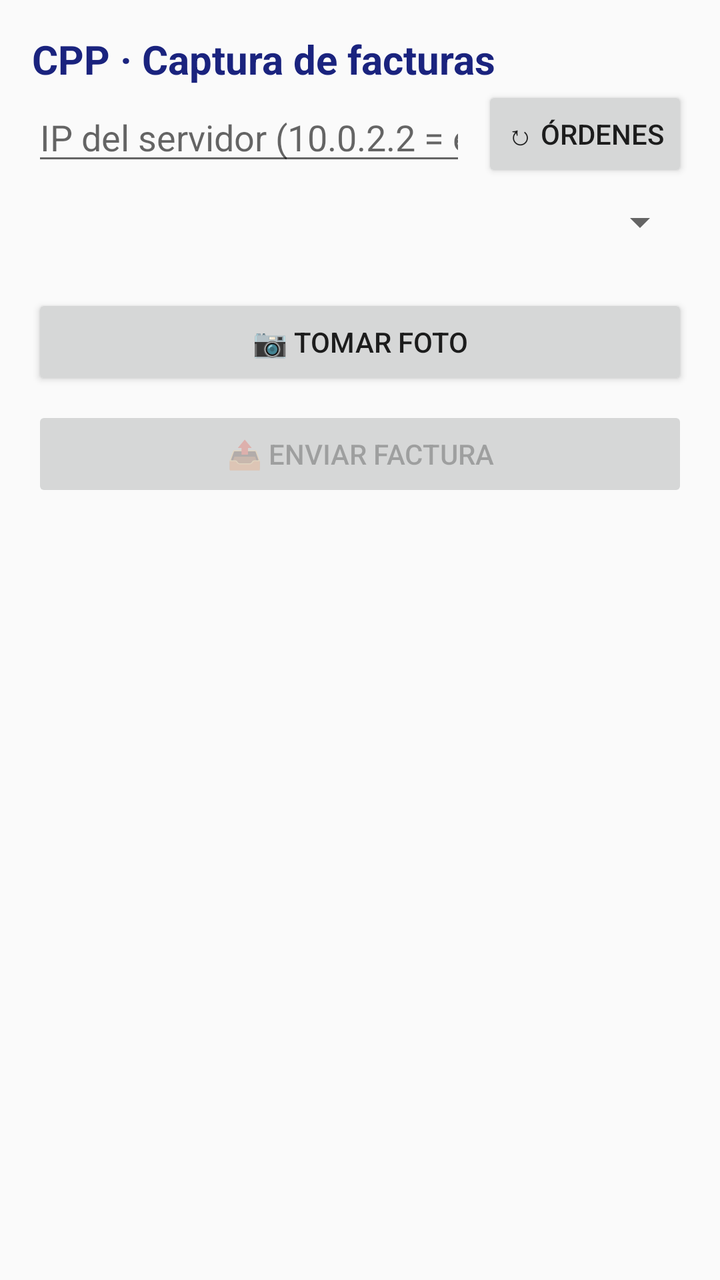
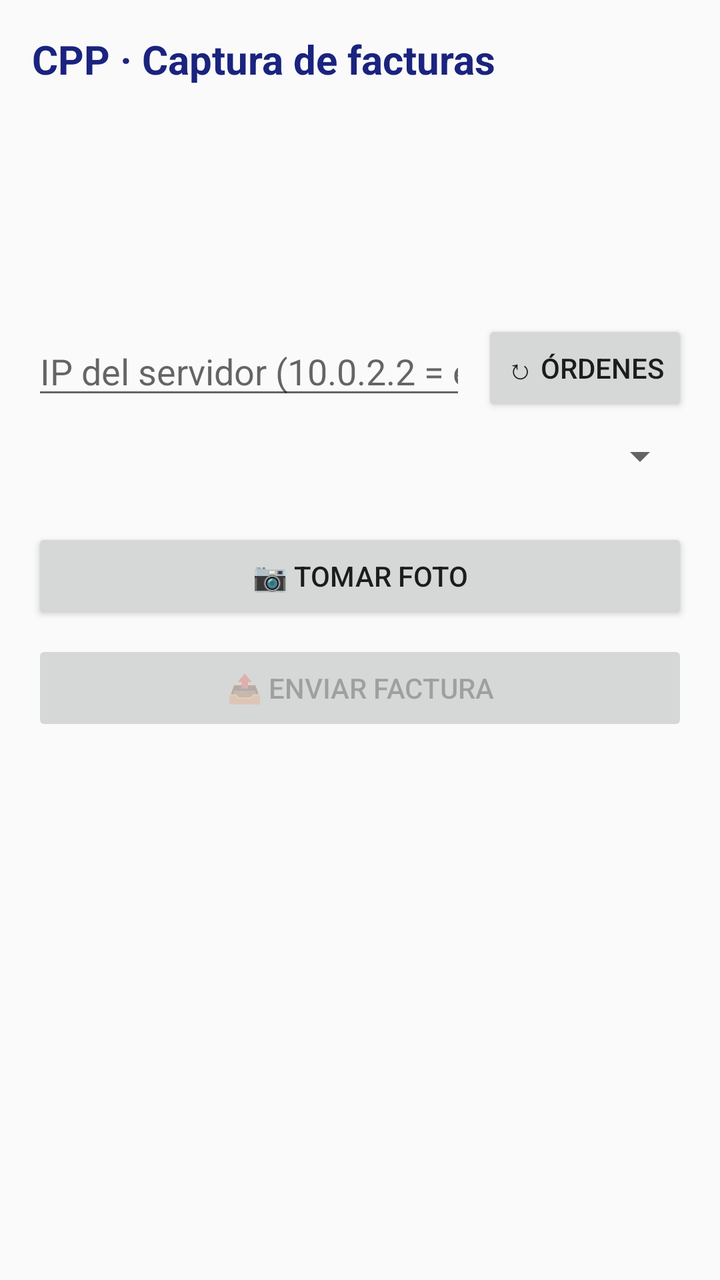

Two renders of the same Android screen: before a commit and after it. Below are the layout's source before the change and the commit's diff.
<!-- AndroidManifest.xml: application theme Theme.CPP -->
<!-- res/layout/activity_main.xml -->
<?xml version="1.0" encoding="utf-8"?>
<ScrollView xmlns:android="http://schemas.android.com/apk/res/android"
    android:layout_width="match_parent"
    android:layout_height="match_parent"
    android:fillViewport="true">

    <LinearLayout
        android:layout_width="match_parent"
        android:layout_height="wrap_content"
        android:orientation="vertical"
        android:padding="16dp">

        

        <TextView
            android:id="@+id/txtTitulo"
            android:layout_width="match_parent"
            android:layout_height="wrap_content"
            android:text="@string/titulo"
            android:textColor="@color/primario"
            android:textSize="20sp"
            android:textStyle="bold" />

        <LinearLayout
            android:layout_width="match_parent"
            android:layout_height="wrap_content"
            android:layout_marginBottom="8dp"
            android:gravity="center_vertical"
            android:orientation="horizontal">

            <EditText
                android:id="@+id/txtServidor"
                android:layout_width="0dp"
                android:layout_height="wrap_content"
                android:layout_weight="1"
                android:hint="@string/hint_servidor"
                android:inputType="text"
                android:maxLines="1" />

            <Button
                android:id="@+id/btnCargar"
                android:layout_width="wrap_content"
                android:layout_height="wrap_content"
                android:layout_marginStart="8dp"
                android:text="@string/btn_cargar" />
        </LinearLayout>

        
        <Spinner
            android:id="@+id/spOrdenes"
            android:layout_width="match_parent"
            android:layout_height="wrap_content"
            android:layout_marginBottom="12dp" />

        
        <ImageView
            android:id="@+id/imgPreview"
            android:layout_width="match_parent"
            android:layout_height="wrap_content"
            android:layout_marginBottom="12dp"
            android:adjustViewBounds="true"
            android:background="@color/fondo_preview"
            android:contentDescription="@string/desc_preview"
            android:maxHeight="320dp" />

        <Button
            android:id="@+id/btnFoto"
            android:layout_width="match_parent"
            android:layout_height="wrap_content"
            android:text="@string/btn_foto" />

        <Button
            android:id="@+id/btnEnviar"
            android:layout_width="match_parent"
            android:layout_height="wrap_content"
            android:layout_marginTop="8dp"
            android:enabled="false"
            android:text="@string/btn_enviar" />

        <ProgressBar
            android:id="@+id/barraEnvio"
            android:layout_width="wrap_content"
            android:layout_height="wrap_content"
            android:layout_gravity="center_horizontal"
            android:layout_marginTop="12dp"
            android:visibility="gone" />

        <TextView
            android:id="@+id/txtResultado"
            android:layout_width="match_parent"
            android:layout_height="wrap_content"
            android:layout_marginTop="12dp"
            android:textColor="@color/texto_normal"
            android:textIsSelectable="true"
            android:textSize="14sp" />
    </LinearLayout>
</ScrollView>
<!-- resources referenced by this layout -->
<resources>
  <color name="fondo_preview">#EEEEEE</color>
  <color name="primario">#1A237E</color>
  <color name="texto_normal">#212121</color>
  <string name="btn_cargar">↻ Órdenes</string>
  <string name="btn_enviar">📤 Enviar factura</string>
  <string name="btn_foto">📷 Tomar foto</string>
  <string name="desc_preview">Vista previa de la factura fotografiada</string>
  <string name="hint_servidor">IP del servidor (10.0.2.2 = este PC)</string>
  <string name="titulo">CPP · Captura de facturas</string>
  <style name="Theme.CPP" parent="Theme.AppCompat.DayNight.DarkActionBar">
          <item name="colorPrimary">@color/primario</item>
          <item name="colorPrimaryDark">@color/primario_oscuro</item>
          <item name="colorAccent">@color/acento</item>
      </style>
  <color name="primario_oscuro">#0D1442</color>
  <color name="acento">#FF6F00</color>
</resources>

<!-- the commit's change to res/layout/activity_main.xml (unified diff, before → after) -->
@@ -15,7 +15,7 @@
         <TextView
             android:id="@+id/txtTitulo"
             android:layout_width="match_parent"
-            android:layout_height="wrap_content"
+            android:layout_height="144dp"
             android:text="@string/titulo"
             android:textColor="@color/primario"
             android:textSize="20sp"
